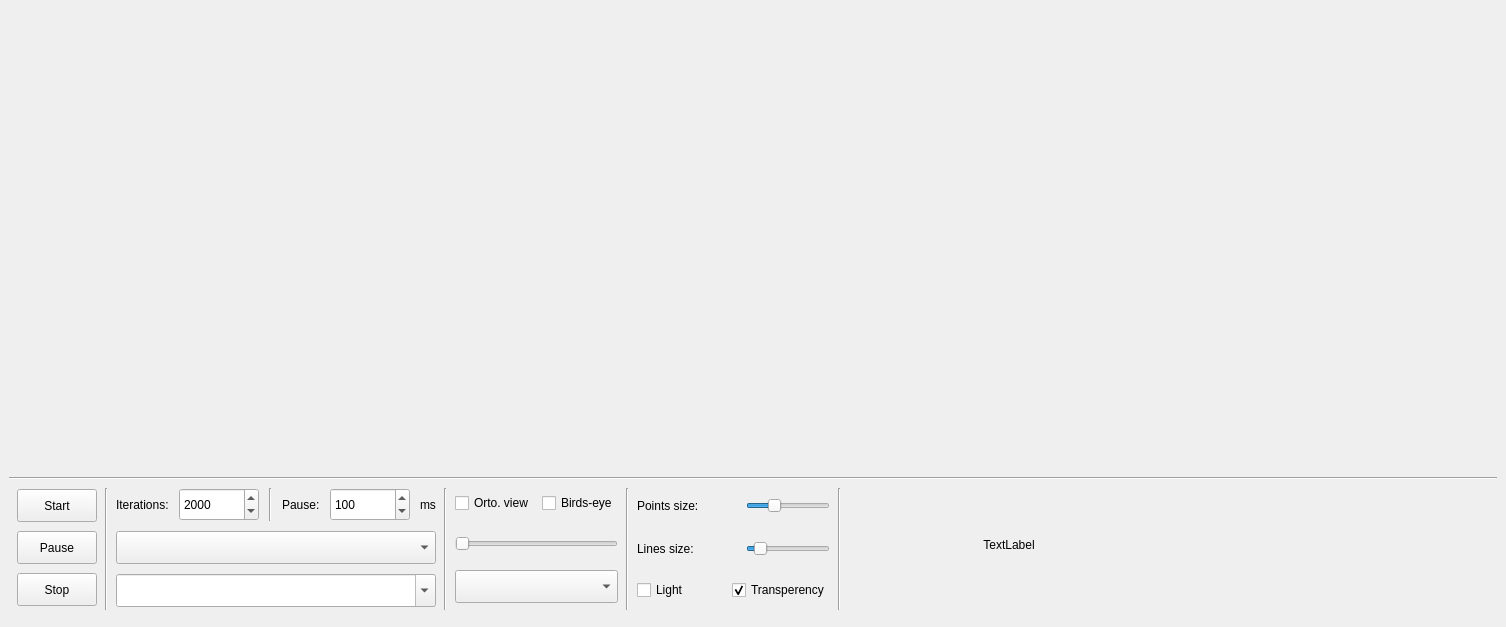
Before: the Qt Designer form src/gui/ui/MainWindow.ui in urosjarc/optimization, drawn with Qt 5.
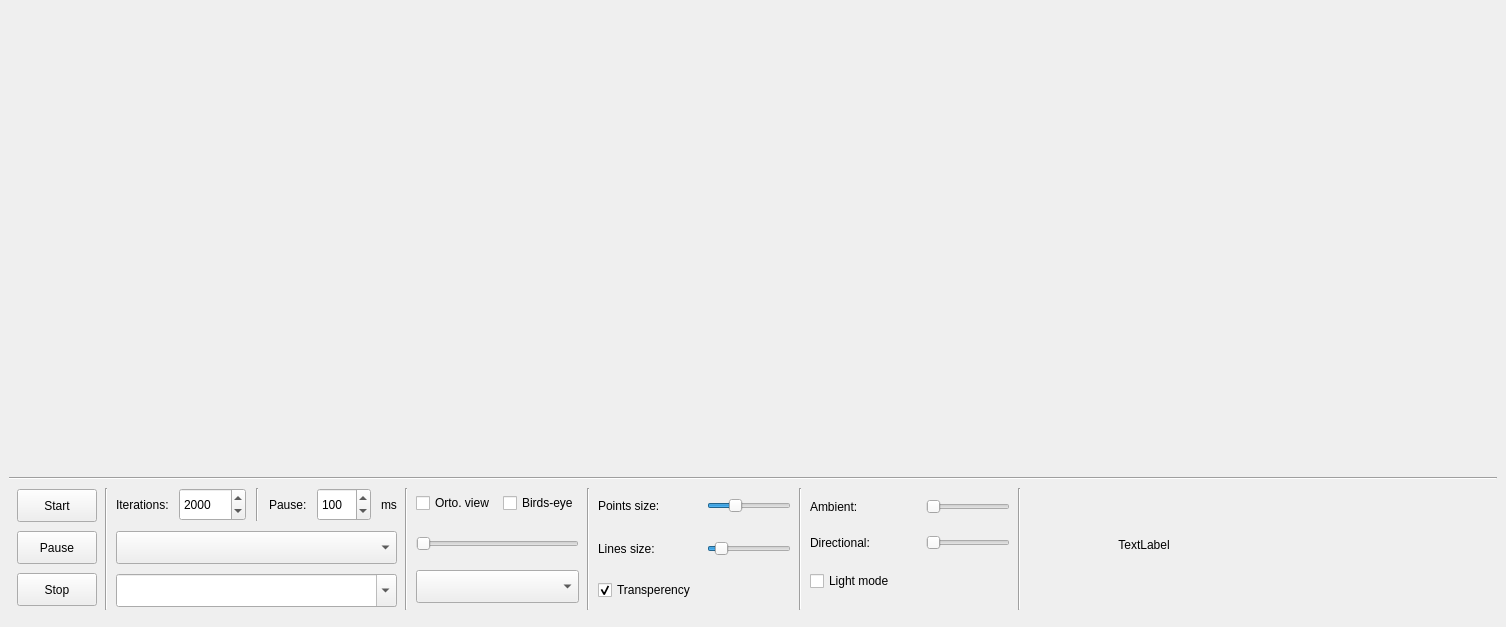
After: the same form once the commit is applied.

Commit message: Ambient light and directional light adding to widget.

The edit to the form file:
```diff
--- a/src/gui/ui/MainWindow.ui
+++ b/src/gui/ui/MainWindow.ui
@@ -569,19 +569,6 @@
         </item>
         <item>
          <layout class="QHBoxLayout" name="horizontalLayout_2">
-          <item>
-           <widget class="QCheckBox" name="lightCB">
-            <property name="minimumSize">
-             <size>
-              <width>0</width>
-              <height>0</height>
-             </size>
-            </property>
-            <property name="text">
-             <string>Light</string>
-            </property>
-           </widget>
-          </item>
           <item>
            <widget class="QCheckBox" name="transperencyCB">
             <property name="text">
@@ -603,6 +590,108 @@
         </property>
        </widget>
       </item>
+      <item>
+       <layout class="QVBoxLayout" name="verticalLayout_9">
+        <property name="spacing">
+         <number>10</number>
+        </property>
+        <property name="bottomMargin">
+         <number>8</number>
+        </property>
+        <item>
+         <layout class="QHBoxLayout" name="horizontalLayout_7">
+          <item>
+           <widget class="QLabel" name="label_6">
+            <property name="minimumSize">
+             <size>
+              <width>106</width>
+              <height>0</height>
+             </size>
+            </property>
+            <property name="text">
+             <string>Ambient: </string>
+            </property>
+           </widget>
+          </item>
+          <item>
+           <widget class="QSlider" name="ambientRateS">
+            <property name="sizePolicy">
+             <sizepolicy hsizetype="Preferred" vsizetype="Fixed">
+              <horstretch>0</horstretch>
+              <verstretch>0</verstretch>
+             </sizepolicy>
+            </property>
+            <property name="minimumSize">
+             <size>
+              <width>0</width>
+              <height>0</height>
+             </size>
+            </property>
+            <property name="orientation">
+             <enum>Qt::Horizontal</enum>
+            </property>
+           </widget>
+          </item>
+         </layout>
+        </item>
+        <item>
+         <layout class="QHBoxLayout" name="horizontalLayout_8">
+          <item>
+           <widget class="QLabel" name="label_7">
+            <property name="minimumSize">
+             <size>
+              <width>106</width>
+              <height>0</height>
+             </size>
+            </property>
+            <property name="text">
+             <string>Directional:</string>
+            </property>
+           </widget>
+          </item>
+          <item>
+           <widget class="QSlider" name="lightRateS">
+            <property name="sizePolicy">
+             <sizepolicy hsizetype="Preferred" vsizetype="Fixed">
+              <horstretch>0</horstretch>
+              <verstretch>0</verstretch>
+             </sizepolicy>
+            </property>
+            <property name="minimumSize">
+             <size>
+              <width>0</width>
+              <height>0</height>
+             </size>
+            </property>
+            <property name="orientation">
+             <enum>Qt::Horizontal</enum>
+            </property>
+           </widget>
+          </item>
+         </layout>
+        </item>
+        <item>
+         <widget class="QCheckBox" name="lightCB">
+          <property name="minimumSize">
+           <size>
+            <width>0</width>
+            <height>0</height>
+           </size>
+          </property>
+          <property name="text">
+           <string>Light mode</string>
+          </property>
+         </widget>
+        </item>
+       </layout>
+      </item>
+      <item>
+       <widget class="Line" name="line_7">
+        <property name="orientation">
+         <enum>Qt::Vertical</enum>
+        </property>
+       </widget>
+      </item>
       <item>
        <layout class="QVBoxLayout" name="verticalLayout_4">
         <property name="spacing">
```
The commit also changes 4 other files.
